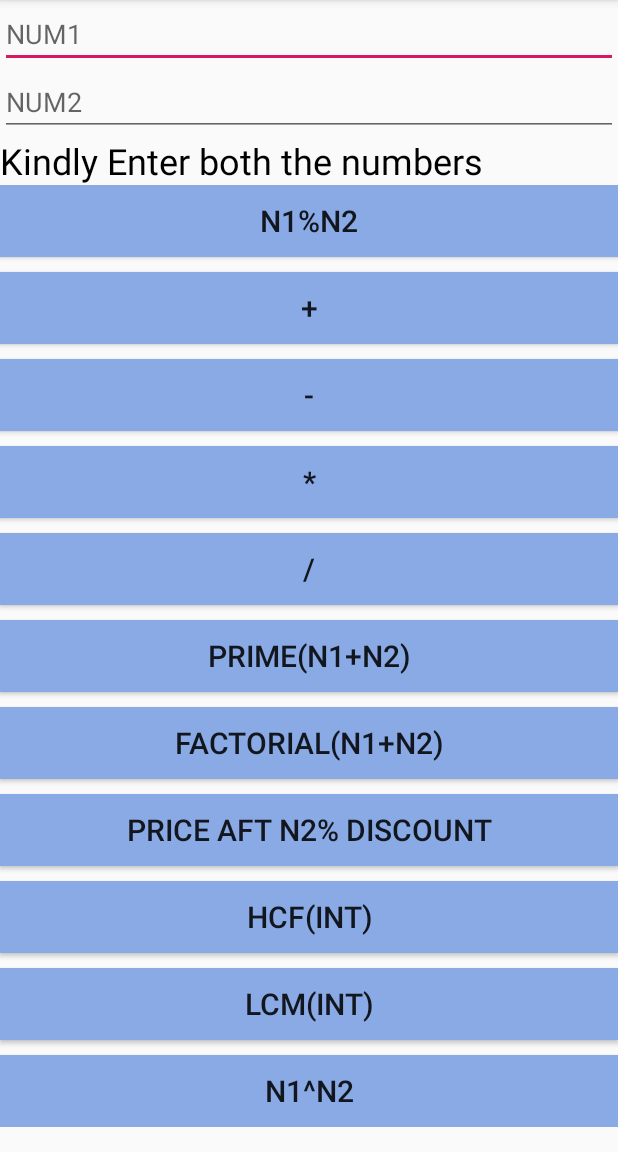
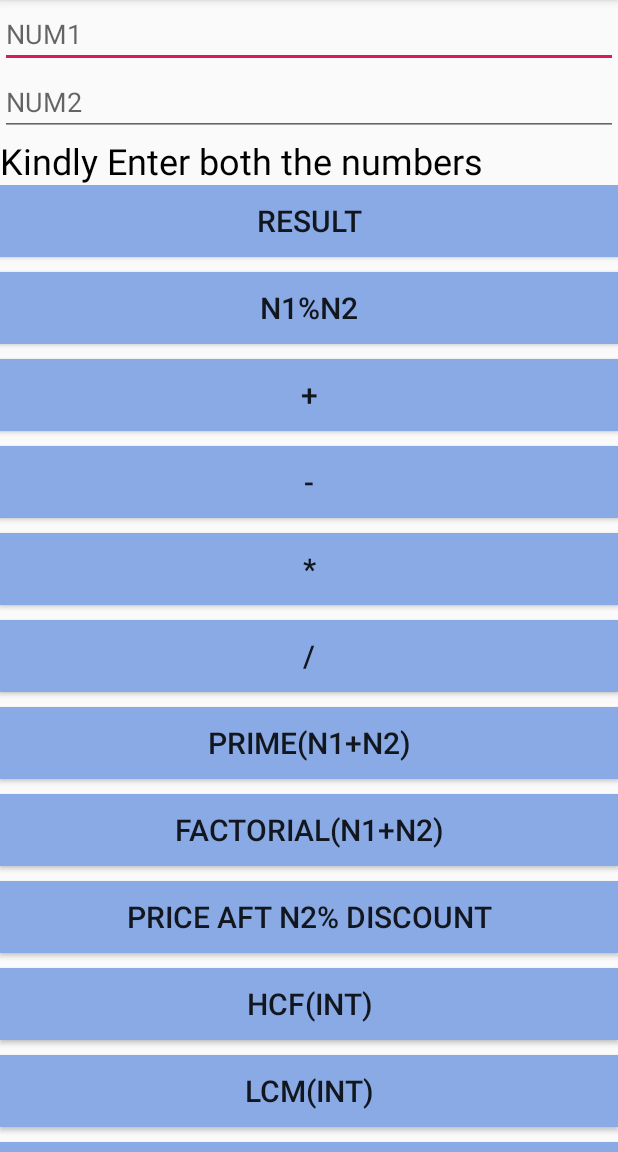
Before and after one commit to spsaswat/Calculator, an Android app: the screen it shows after launch (MainActivity), after a tap on "N1%N2", on a phone screen of 412 x 824 dp, the part 84-1236 px from its top. Run offline under Robolectric (Android 15) with nearby library versions, the light colour scheme and no system bars; 1 other tap on this screen came first.

Commit message:
A Calculator that will be helpful for students from 8th to 12th grade

```diff
--- a/app/src/main/java/com/example/calculator/MainActivity.java
+++ b/app/src/main/java/com/example/calculator/MainActivity.java
@@ -10,20 +10,30 @@ import java.lang.Math;
 public class MainActivity extends AppCompatActivity {
         EditText no1,no2;
         TextView quantityTextView;
-        double n1,n2;
+        double n1,n2,number;
 
         @Override
         protected void onCreate(Bundle savedInstanceState) {
             super.onCreate(savedInstanceState);
             setContentView(R.layout.activity_main);
+            number=-Double.MAX_VALUE;
+            quantityTextView =(TextView) findViewById(R.id.result);
         }
-        private void display (double number){
-            quantityTextView =(TextView) findViewById(R.id.result);
+        private void display (double n){
+            number=n;
+
             if(number==-Double.MAX_VALUE)
                 quantityTextView.setText("Kindly Enter both the numbers");
             else
             quantityTextView.setText(""+number);
         }
+    public void Result(View view) {
+            if(number!=-Double.MAX_VALUE)
+            {no1.setText(""+number);no2.setText("");}
+            else
+                quantityTextView.setText("Kindly Calculate Something");
+    }
+
         private double getn1(){
             no1=(EditText) findViewById(R.id.num1);
             String str=no1.getText().toString();
@@ -195,4 +205,6 @@ public class MainActivity extends AppCompatActivity {
             display(n1 % n2);
         }
     }
+
+
 }
--- a/app/src/main/res/layout/activity_main.xml
+++ b/app/src/main/res/layout/activity_main.xml
@@ -53,12 +53,23 @@
 
 
                     <Button
+                        android:id="@+id/button11"
+                        android:layout_width="match_parent"
+                        android:layout_height="wrap_content"
+                        android:backgroundTintMode="src_atop"
+                        android:layout_weight="1"
+                        android:textSize="20sp"
+                        android:background="@color/Sky_a"
+                        android:onClick="Result"
+                        android:text="Result"/>
+                    <Button
                         android:id="@+id/button"
                         android:layout_width="match_parent"
                         android:layout_height="wrap_content"
                         android:backgroundTintMode="src_atop"
                         android:background="@color/Sky_a"
                         android:layout_weight="1"
+                        android:layout_marginTop="10dp"
                         android:textSize="20sp"
                         android:onClick="mod"
 
@@ -196,6 +207,7 @@
 
 
 
+
                 </LinearLayout>
 
         </ScrollView>
```
